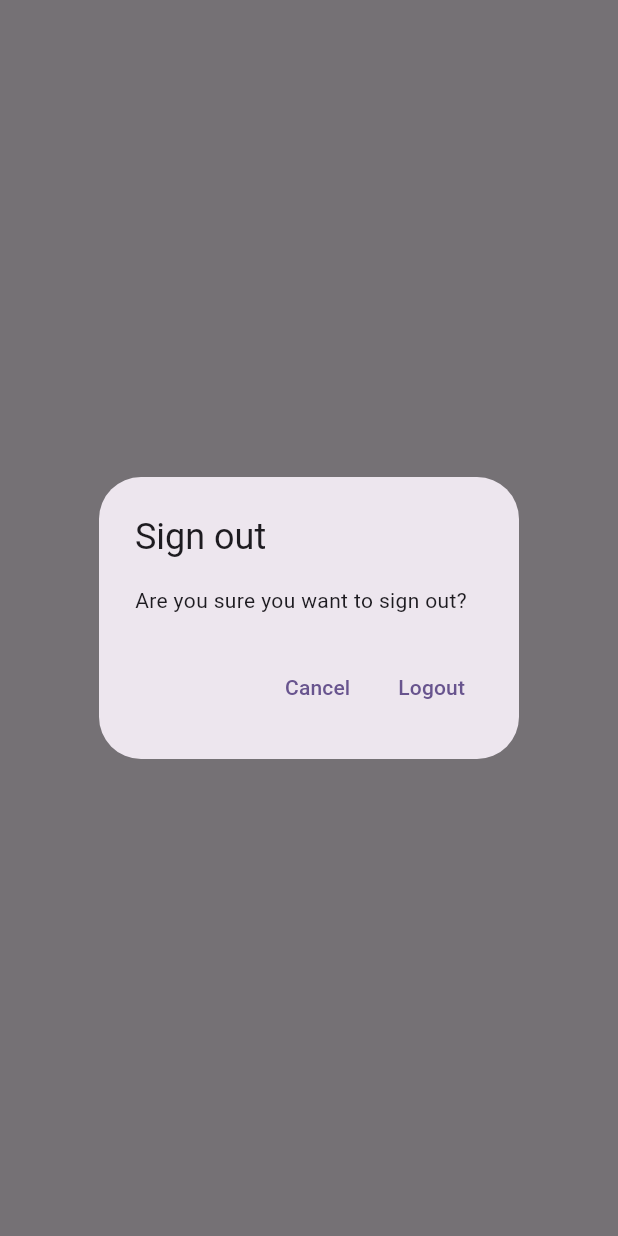
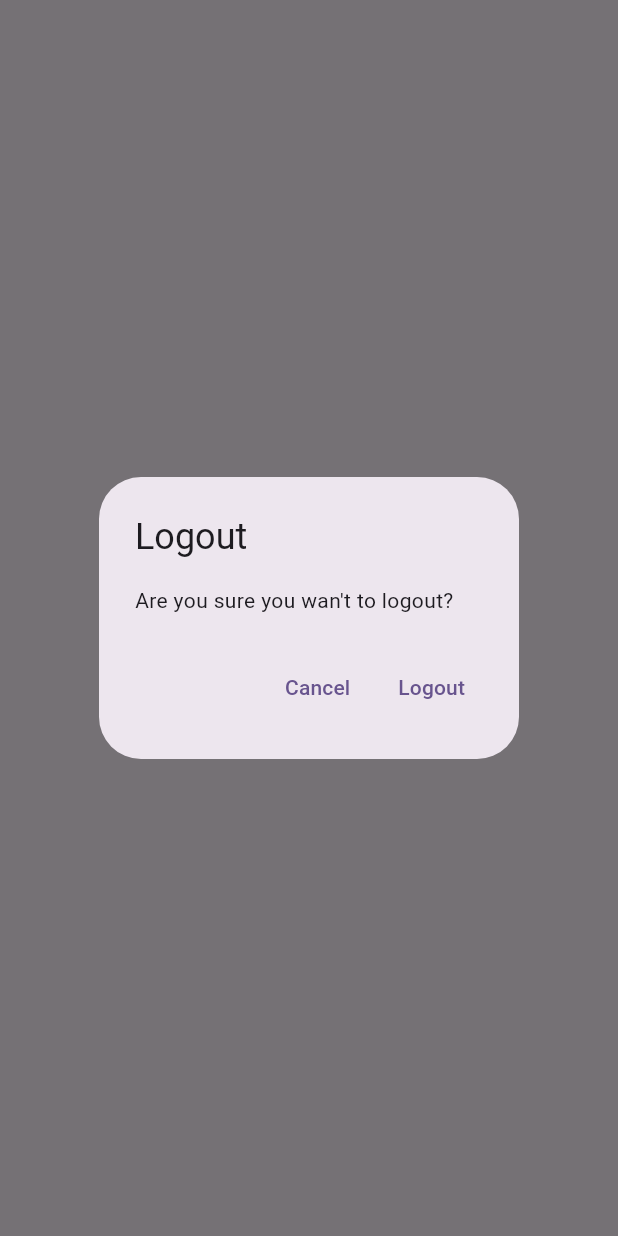
Before and after one commit to armaanmajeed/my-notes-app, a Flutter app: what showLogoutDialog() shows on an empty page, opened directly, on a phone screen of 412 x 824 dp. Run offline on Flutter 3.47's test engine with Material 3 defaults, Android fonts, the phone set to English and light mode, and no system bars; our stand-ins replace cloud_firestore, firebase_auth, firebase_core; accounts and stored records are empty; network calls fail.

Commit message:
Added delete functionality for note from the cloud service + created generic dialog  for all dialogs

```diff
--- /dev/null
+++ b/lib/utilities/dialogs/generic_dialog.dart
@@ -0,0 +1,34 @@
+import 'package:flutter/material.dart';
+
+typedef DialogOptionBuilder<T> = Map<String, T?> Function();
+
+Future<T?> showGenericDialog<T>({
+  required BuildContext context,
+  required String title,
+  required String content,
+  required DialogOptionBuilder optionsBuilder,
+}) {
+  final options = optionsBuilder();
+  return showDialog<T>(
+    context: context,
+    builder: (context) {
+      return AlertDialog(
+        title: Text(title),
+        content: Text(content),
+        actions: options.keys.map((optionTitle) {
+          final value = options[optionTitle];
+          return TextButton(
+            onPressed: () {
+              if (value != null) {
+                Navigator.of(context).pop(value);
+              } else {
+                Navigator.of(context).pop();
+              }
+            },
+            child: Text(optionTitle),
+          );
+        }).toList(),
+      );
+    },
+  );
+}
--- /dev/null
+++ b/lib/utilities/dialogs/logout_dialog.dart
@@ -0,0 +1,14 @@
+import 'package:flutter/material.dart';
+import 'package:mynotesapp/utilities/dialogs/generic_dialog.dart';
+
+Future<bool> showLogoutDialog(BuildContext context) {
+  return showGenericDialog<bool>(
+    context: context,
+    title: 'Logout',
+    content: 'Are you sure you wan\'t to logout?',
+    optionsBuilder: () => {
+      'Cancel': false,
+      'Logout': true,
+    },
+  ).then((value) => value ?? false);
+}
--- a/lib/views/login_view.dart
+++ b/lib/views/login_view.dart
@@ -3,7 +3,7 @@ import 'dart:developer' as console show log;
 import 'package:mynotesapp/constants/routes.dart';
 import 'package:mynotesapp/services/auth/auth_exceptions.dart';
 import 'package:mynotesapp/services/auth/auth_service.dart';
-import 'package:mynotesapp/utilities/show_error_dialog.dart';
+import 'package:mynotesapp/utilities/dialogs/error_dialog.dart';
 
 class LoginView extends StatefulWidget {
   const LoginView({super.key});
--- a/lib/views/notes/notes_view.dart
+++ b/lib/views/notes/notes_view.dart
@@ -5,6 +5,8 @@ import 'package:mynotesapp/enums/menu_action.dart';
 import 'package:mynotesapp/services/auth/auth_service.dart';
 import 'package:mynotesapp/services/cloud/cloud_notes.dart';
 import 'package:mynotesapp/services/cloud/firebase_cloud_storage.dart';
+import 'package:mynotesapp/utilities/dialogs/logout_dialog.dart';
+import 'package:mynotesapp/views/notes/notes_list_view.dart';
 
 class NotesView extends StatefulWidget {
   const NotesView({super.key});
@@ -71,17 +73,11 @@ class _NotesViewState extends State<NotesView> {
             case ConnectionState.active:
               if (snapshot.hasData) {
                 final allNotes = snapshot.data as Iterable<CloudNotes>;
-                return ListView.builder(
-                  itemCount: allNotes.length,
-                  itemBuilder: (context, index) {
-                    return ListTile(
-                      title: Text(
-                        'Tile $index',
-                        maxLines: 1,
-                        softWrap: true,
-                        overflow: TextOverflow.ellipsis,
-                      ),
-                    );
+                return NotesListView(
+                  notes: allNotes.toList(),
+                  onDeleteNote: (notes) async {
+                    await _notesService.deleteNotes(
+                        documentId: notes.documentId);
                   },
                 );
               } else {
@@ -95,29 +91,3 @@ class _NotesViewState extends State<NotesView> {
     );
   }
 }
-
-Future<bool> showLogoutDialog(BuildContext context) {
-  return showDialog<bool>(
-    context: context,
-    builder: (context) {
-      return AlertDialog(
-        title: const Text('Sign out'),
-        content: const Text('Are you sure you want to sign out?'),
-        actions: [
-          TextButton(
-            onPressed: () {
-              Navigator.of(context).pop(false);
-            },
-            child: const Text('Cancel'),
-          ),
-          TextButton(
-            onPressed: () {
-              Navigator.of(context).pop(true);
-            },
-            child: const Text('Logout'),
-          )
-        ],
-      );
-    },
-  ).then((value) => value ?? false);
-}
--- a/lib/views/register_view.dart
+++ b/lib/views/register_view.dart
@@ -3,7 +3,7 @@ import 'dart:developer' as console show log;
 import 'package:mynotesapp/constants/routes.dart';
 import 'package:mynotesapp/services/auth/auth_exceptions.dart';
 import 'package:mynotesapp/services/auth/auth_service.dart';
-import 'package:mynotesapp/utilities/show_error_dialog.dart';
+import 'package:mynotesapp/utilities/dialogs/error_dialog.dart';
 
 class RegisterView extends StatefulWidget {
   const RegisterView({super.key});
```
Also changed, not shown: lib/utilities/dialogs/delete_dialog.dart (added, +14 -0 lines), lib/utilities/dialogs/error_dialog.dart (added, +16 -0 lines), lib/utilities/show_error_dialog.dart (deleted, +0 -21 lines), lib/views/notes/notes_list_view.dart (added, +43 -0 lines).
